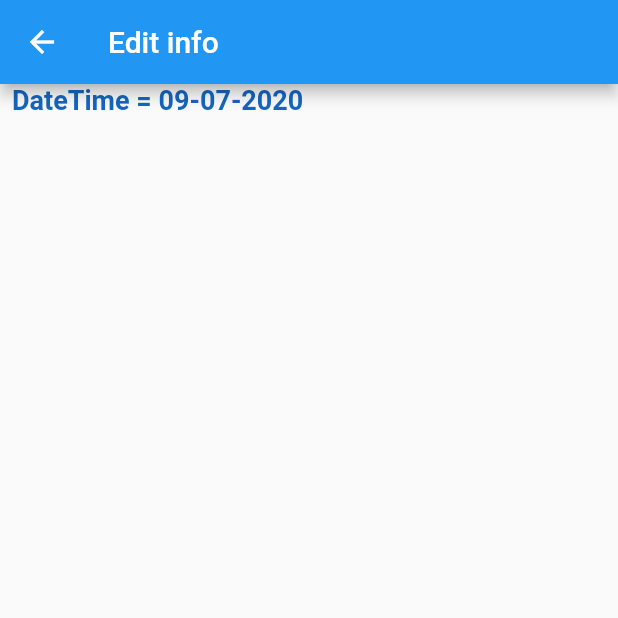
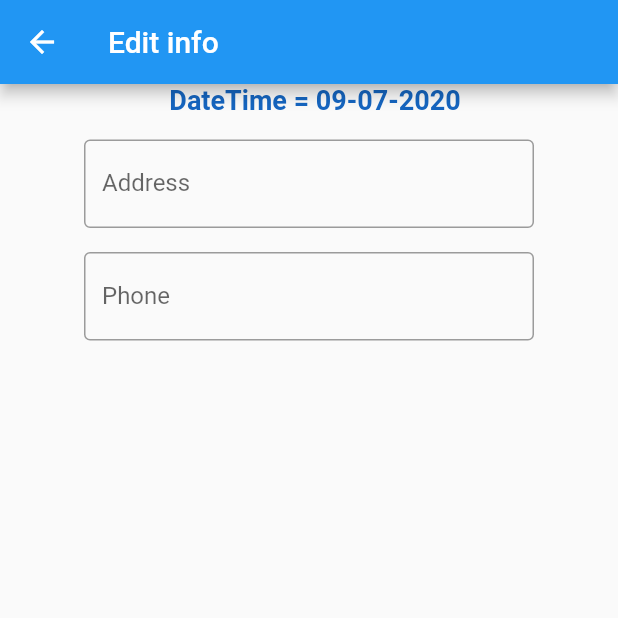
Before and after one commit to wnuntawat/armrciV2, a Flutter app: the EditInfoShop screen opened directly, on a phone screen of 412 x 824 dp, the top half of it. Run offline on Flutter 3.47's test engine with Material 2 defaults, Android fonts, the phone set to English and light mode, and no system bars; our stand-ins replace dio, shared_preferences; accounts and stored records are empty; statements that could not run were skipped.

Commit message:
update 09.20

```diff
--- a/lib/page/edit_info_shop.dart
+++ b/lib/page/edit_info_shop.dart
@@ -40,9 +40,35 @@ class _EditInfoShopState extends State<EditInfoShop> {
       appBar: AppBar(
         title: Text('Edit info'),
       ),
-      body: Column(
-        children: <Widget>[MyStyle().showTextH2('DateTime = $dateTimeString')],
+      body: Center(
+        child: Column(
+          children: <Widget>[
+            showDate(),
+            addressForm(),
+            phoneForm()
+          ],
+        ),
       ),
     );
   }
+
+  Widget addressForm() => Container(
+        margin: EdgeInsets.only(top: 16),
+        width: 300,
+        child: TextFormField(
+          initialValue: address,
+          decoration: MyStyle().myInputDecoration('Address'),
+        ),
+      );
+
+  Widget phoneForm() => Container(
+        margin: EdgeInsets.only(top: 16),
+        width: 300,
+        child: TextFormField(
+          initialValue: phone,
+          decoration: MyStyle().myInputDecoration('Phone'),
+        ),
+      );
+
+  Widget showDate() => MyStyle().showTextH2('DateTime = $dateTimeString');
 }
--- a/lib/utility/my_constant.dart
+++ b/lib/utility/my_constant.dart
@@ -1,4 +1,4 @@
 class MyConstant {
-  String domain = 'https://7c16a5e7676e.ngrok.io';
+  String domain = 'https://e8e82fd50239.ngrok.io';
   MyConstant();
 }
```
